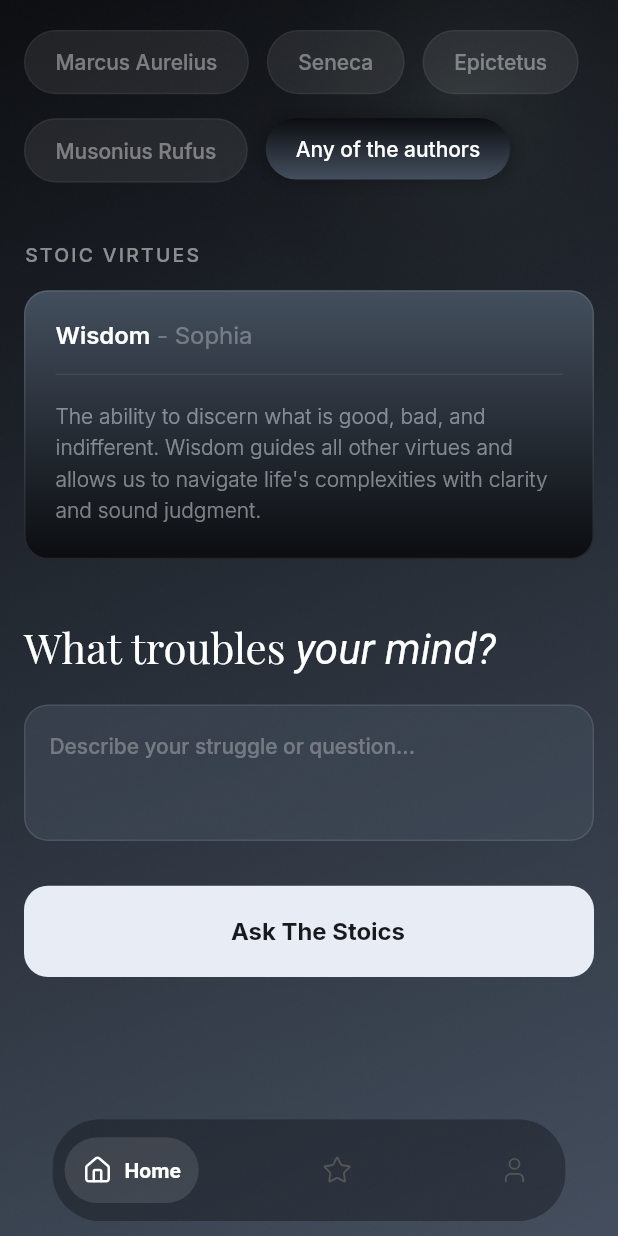
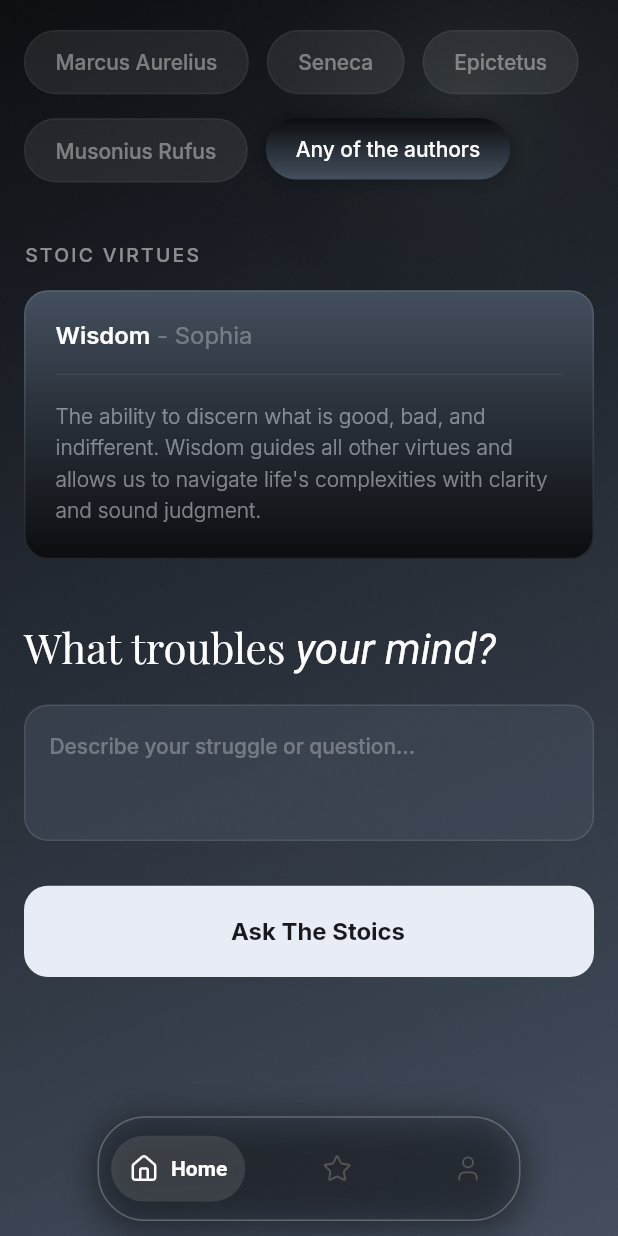
Before and after one commit to Webgenius0/nick_me_flutter, a Flutter app: the NavigationScreen screen opened by its route, on a phone screen of 412 x 824 dp. Run offline on Flutter 3.47's test engine with Material 3 defaults, Android fonts, the phone set to English and light mode, and no system bars; drawn by our look-alikes of auto_animated, google_nav_bar; our stand-ins replace dio, flutter_screenutil, flutter_svg, fluttertoast, get, get_it and 7 more; missing offline and left inert: dotlottie_loader; accounts and stored records are empty.

Commit message:
update bottomNavigationBar

```diff
--- a/lib/navigation_screen.dart
+++ b/lib/navigation_screen.dart
@@ -47,14 +47,31 @@ class _NavigationScreenState extends State<NavigationScreen> {
         body: IndexedStack(index: _currentIndex, children: _screens),
         bottomNavigationBar: SafeArea(
           child: Padding(
-            padding: EdgeInsets.symmetric(horizontal: 35.w, vertical: 10.h),
+            padding: EdgeInsets.symmetric(horizontal: 65.w, vertical: 10.h),
+            child: Container(
+              decoration: BoxDecoration(
+                color: AppColor.c444F5E.withValues(alpha: 0.05),
+                borderRadius: BorderRadius.circular(32.r),
+                border: Border.all(
+                  color: AppColor.cFFFFFF.withValues(alpha: 0.25),
+                  width: 1.w,
+                ),
+                boxShadow: [
+                  BoxShadow(
+                    color: Colors.black.withValues(alpha: 0.45),
+                    blurRadius: 20,
+                    spreadRadius: 2,
+                    offset: Offset(0, 4),
+                  ),
+                ],
+              ),
               child: ClipRRect(
                 borderRadius: BorderRadius.circular(32.r),
                 child: GNav(
                   activeColor: AppColor.cFFFFFF,
                   tabBackgroundColor: AppColor.cFFFFFF.withValues(alpha: 0.11),
                   gap: 8,
-                backgroundColor: AppColor.c0E1116.withValues(alpha: 0.4),
+                  backgroundColor: Colors.transparent,
                   selectedIndex: _currentIndex,
                   onTabChange: (index) {
                     setState(() {
@@ -110,6 +127,7 @@ class _NavigationScreenState extends State<NavigationScreen> {
             ),
           ),
         ),
+      ),
     );
   }
 }
```
Lines whose indentation alone changed are shown as unchanged.
